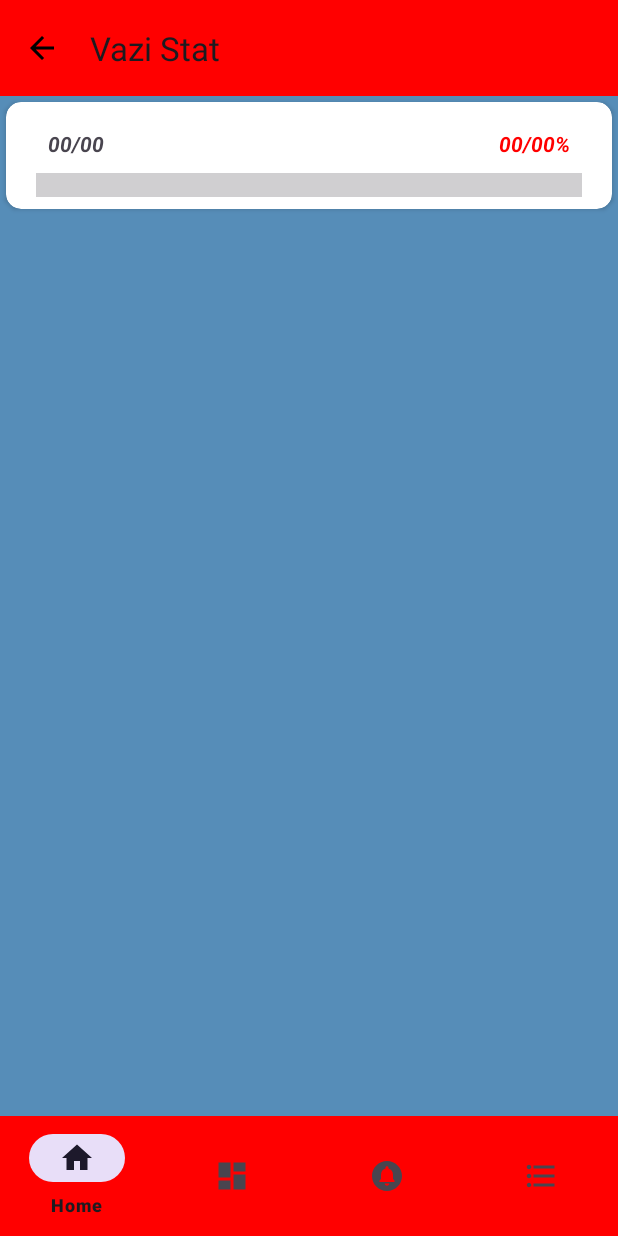
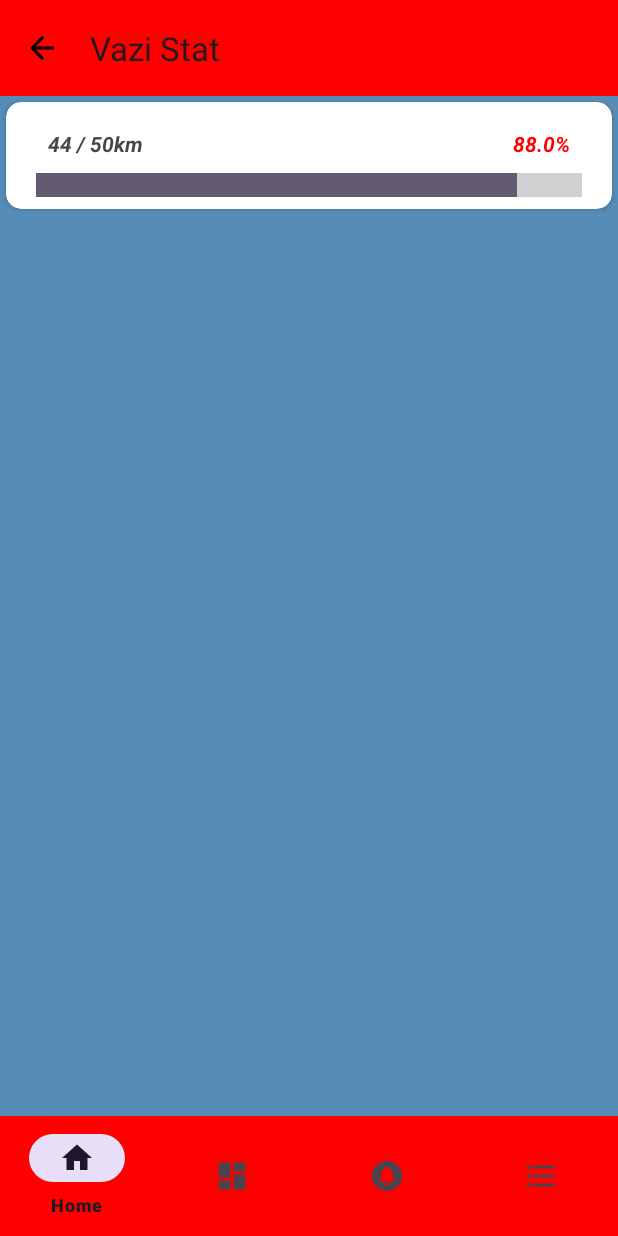
Before and after one commit to vaziman/VaziStat, an Android app: the screen it shows after launch (MainActivity), on a phone screen of 412 x 824 dp. Run offline under Robolectric (Android 15) with nearby library versions, the phone set to English and light mode, and no system bars; 1 statement that could not run was skipped.

Commit message:
add Recycler view to the main screen

```diff
--- a/app/src/main/java/com/example/myapplication/adapter/DataAdapter.kt
+++ b/app/src/main/java/com/example/myapplication/adapter/DataAdapter.kt
@@ -1,8 +1,11 @@
 package com.example.myapplication.adapter
 
+import android.animation.ObjectAnimator
 import android.view.LayoutInflater
 import android.view.View
 import android.view.ViewGroup
+import android.widget.ProgressBar
+import android.widget.TextView
 import androidx.recyclerview.widget.RecyclerView
 import com.example.myapplication.R
 import com.example.myapplication.databinding.ModelDataLayoutBinding
@@ -24,6 +27,27 @@ class DataAdapter(): RecyclerView.Adapter<DataAdapter.DataViewHolder>() {
 
     override fun onBindViewHolder(p0: DataViewHolder, p1: Int) {
         p0.bind(dataList[p1])
+//        val pbItem = dataList[0]
+//        val countOfKm = dataList[1]
+//        val kmPercent = dataList[3]
+//        p0.bind(pbItem)
+//        p0.bind(countOfKm)
+//        p0.bind(kmPercent)
+
+        val progressBar = p0.itemView.findViewById<ProgressBar>(R.id.progress_bar_running)
+        val dataKilometers = p0.itemView.findViewById<TextView>(R.id.tvCountOfKM)
+        val dataKMPercent = p0.itemView.findViewById<TextView>(R.id.tvCountOfKmPercent)
+
+
+
+        progressBar.max = 50
+        var  currentProgress = 44
+        var percent = currentProgress.toFloat() / progressBar.max.toFloat() * 100
+
+        ObjectAnimator.ofInt(progressBar, "progress", currentProgress).start()
+
+        dataKilometers.text = "$currentProgress / ${progressBar.max}km"
+        dataKMPercent.text = "%.1f%%".format(percent)
     }
 
     class DataViewHolder(view: View) : RecyclerView.ViewHolder(view) {
@@ -38,4 +62,5 @@ class DataAdapter(): RecyclerView.Adapter<DataAdapter.DataViewHolder>() {
         dataList.add(data)
         notifyDataSetChanged() // refreshing data in RecyclerView list
     }
+
 }
--- a/app/src/main/java/com/example/myapplication/constance/Constance.kt
+++ b/app/src/main/java/com/example/myapplication/constants/Constants.kt
@@ -1,6 +1,6 @@
-package com.example.myapplication.constance
+package com.example.myapplication.constants
 
-object Constance {
+object Constants {
     const val SIGN_IN_STATE = "sign_in"
     const val SIGN_UP_STATE = "sign_up"
     const val SIGN_STATE = "sign_state"
@@ -9,4 +9,6 @@ object Constance {
 
     const val LOGIN = "login"
     const val PASSWORD = "password"
+
+
 }
--- a/app/src/main/java/com/example/myapplication/fragments/HomeFragment.kt
+++ b/app/src/main/java/com/example/myapplication/fragments/HomeFragment.kt
@@ -8,6 +8,8 @@ import android.view.View
 import android.view.ViewGroup
 import com.example.myapplication.R
 import com.example.myapplication.adapter.DataAdapter
+import com.example.myapplication.constants.Constants
+import com.example.myapplication.constants.Keys
 import com.example.myapplication.databinding.FragmentHomeBinding
 import com.example.myapplication.model.DataModel
 import java.util.zip.Inflater
@@ -39,7 +41,7 @@ class HomeFragment : Fragment() {
     private fun init(){
         bindingClass.apply {
             rcViewMainScreen.adapter = adapter
-            val data = DataModel(dataKilometers = "00/00", dataKMPercent = "00/00%")
+            val data = DataModel( progressBar = 50, dataKilometers = "00/00", dataKMPercent = "00/00%")
             adapter.addData(data)
         }
     }
@@ -47,7 +49,12 @@ class HomeFragment : Fragment() {
     override fun onViewCreated(view: View, savedInstanceState: Bundle?) {
         super.onViewCreated(view, savedInstanceState)
 
-//        var progressBarRunning = bindingClass.progressBarRunning
+
+        val urlForGet = "http://www.strava.com/oauth/authorize?client_id=${Keys.STRAVA_CLIENT_ID}&response_type=code&redirect_uri=http://localhost/exchange_token&approval_prompt=force&scope=read"
+
+
+
+//        var progressBarRunning = bindingClass.rcViewMainScreen
 //        progressBarRunning.max = 50
 //        var currentProgress = 44
 //        ObjectAnimator.ofInt(progressBarRunning, "progress", currentProgress).start()
@@ -57,4 +64,6 @@ class HomeFragment : Fragment() {
 //        bindingClass.tvCountOfKM.text = "$currentProgress/${progressBarRunning.max}km"
 //        bindingClass.tvCountOfKmPercent.text = "${"%.1f".format(percentOfKm)}%"
     }
+
+
 }
--- a/app/src/main/java/com/example/myapplication/model/DataModel.kt
+++ b/app/src/main/java/com/example/myapplication/model/DataModel.kt
@@ -1,4 +1,6 @@
 package com.example.myapplication.model
 
-data class DataModel(var dataKilometers : String, var dataKMPercent: String) {
+import android.widget.ProgressBar
+
+data class DataModel(var progressBar: Int, var dataKilometers : String , var dataKMPercent: String) {
 }
```
Also changed, not shown: app/src/main/java/com/example/myapplication/MainActivity.kt (+0 -9 lines), 2 other files.
